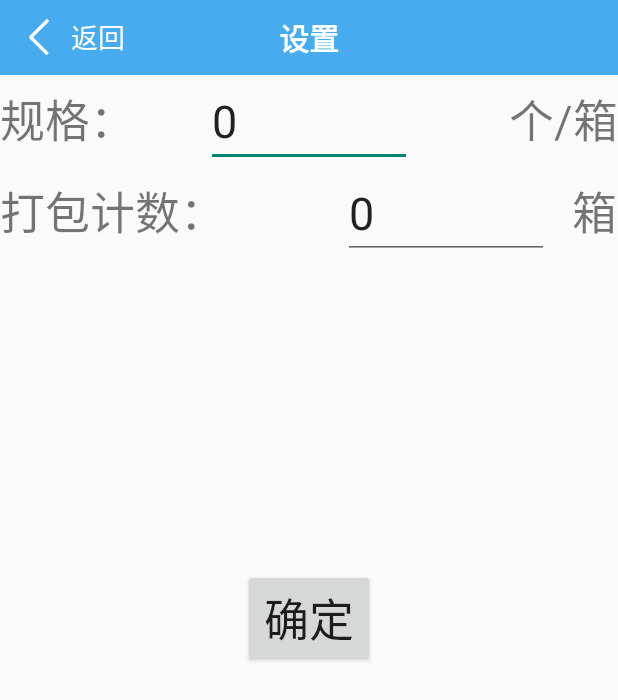
After one commit to Frankenjoy123/NewYunsooPDA, an Android app: the SettingActivity screen opened directly, with no data from a screen before it, on a phone screen of 412 x 824 dp. The commit adds this screen. Shown: the top 700 px of the screen. Run offline under Robolectric (Android 15) with nearby library versions, the phone set to English and light mode, and no system bars.

Commit message:
setting standard and count in settingActivity

```diff
--- a/app/src/main/java/com/itxiaowu/activity/ListActivity.java
+++ b/app/src/main/java/com/itxiaowu/activity/ListActivity.java
@@ -53,6 +53,8 @@ public class ListActivity extends Activity{
 		Log.d("ZXW", "ListActivity onCreate");
         super.onCreate(savedInstanceState);
         setContentView(R.layout.activity_list);
+
+        getActionBar().hide();
 
         listItems=new ArrayList<ListItem>();
         deleteItemTitles=new ArrayList<String>();
--- /dev/null
+++ b/app/src/main/java/com/itxiaowu/activity/SettingActivity.java
@@ -0,0 +1,64 @@
+package com.itxiaowu.activity;
+
+import android.app.Activity;
+import android.content.Intent;
+import android.support.v7.app.ActionBarActivity;
+import android.os.Bundle;
+import android.text.Editable;
+import android.view.Menu;
+import android.view.MenuItem;
+import android.view.View;
+import android.widget.Button;
+import android.widget.EditText;
+
+import com.itxiaowu.activity.R;
+import com.itxiaowu.view.TitleBar;
+
+import java.util.ArrayList;
+
+public class SettingActivity extends Activity {
+    private TitleBar titleBar;
+    private EditText et_count;
+    private EditText et_standard;
+    private int finishedBags;
+    private int standard;
+    private Intent intent;
+    private Button confirm;
+    @Override
+    protected void onCreate(Bundle savedInstanceState) {
+        super.onCreate(savedInstanceState);
+        setContentView(R.layout.activity_setting);
+        getActionBar().hide();
+
+        titleBar=(TitleBar) findViewById(R.id.setting_title_bar);
+        titleBar.setMode(TitleBar.TitleBarMode.LEFT_BUTTON);
+        titleBar.setDisplayAsBack(true);
+        titleBar.setTitle(getString(R.string.settings));
+
+        intent=getIntent();
+        finishedBags=intent.getIntExtra("finishedBags",0);
+        standard=intent.getIntExtra("standard",0);
+
+        et_count= (EditText) findViewById(R.id.et_count);
+        et_standard= (EditText) findViewById(R.id.et_standard);
+        confirm=(Button)findViewById(R.id.btn_setting_confirm);
+        et_count.setText(String.valueOf(finishedBags));
+        et_standard.setText(String.valueOf(standard));
+
+        confirm.setOnClickListener(new View.OnClickListener() {
+            @Override
+            public void onClick(View v) {
+                intent.putExtra("edit_count",
+                        Integer.valueOf(et_count.getText().toString()));
+                intent.putExtra("et_standard",
+                        Integer.valueOf(et_standard.getText().toString()));
+                SettingActivity.this.setResult(200,intent);
+                SettingActivity.this.finish();
+            }
+        });
+
+
+    }
+
+
+}
--- a/app/src/main/java/com/itxiaowu/fileOpreation/FileOperation.java
+++ b/app/src/main/java/com/itxiaowu/fileOpreation/FileOperation.java
@@ -11,7 +11,6 @@ import java.io.File;
 public class FileOperation {
 
     private static final String FOLDERNAME = "/yunsoo";
-//    private static final String FILENAME = "/YunSooFile_";
 
     public static String createNewFileName(String FILENAME) {
         String fileName;
--- a/app/src/main/java/com/itxiaowu/view/TitleBar.java
+++ b/app/src/main/java/com/itxiaowu/view/TitleBar.java
@@ -79,7 +79,6 @@ public class TitleBar extends FrameLayout {
 
         }
 
-
     }
 
     public void setOnLeftButtonClickedListener(OnClickListener listener) {
--- /dev/null
+++ b/app/src/main/res/layout/activity_setting.xml
@@ -0,0 +1,93 @@
+<RelativeLayout xmlns:android="http://schemas.android.com/apk/res/android"
+    xmlns:tools="http://schemas.android.com/tools" android:layout_width="match_parent"
+    android:layout_height="match_parent"
+    tools:context="com.itxiaowu.activity.SettingActivity">
+
+    <com.itxiaowu.view.TitleBar
+        android:id="@+id/setting_title_bar"
+        layout="@layout/title_bar_layout"
+        android:layout_width="match_parent"
+        android:layout_height="wrap_content"
+        android:layout_alignParentTop="true" />
+
+    <LinearLayout
+        android:id="@+id/ll_standard_setting"
+        android:layout_width="match_parent"
+        android:layout_height="wrap_content"
+        android:orientation="horizontal"
+        android:layout_below="@+id/setting_title_bar"
+        >
+        <TextView
+            android:id="@+id/tv_standard_name"
+            android:layout_width="0dp"
+            android:layout_height="wrap_content"
+            android:layout_weight="0.3"
+            android:text="@string/standard"
+            android:textSize="30sp"
+            />
+
+        <EditText
+            android:id="@+id/et_standard"
+            android:layout_width="0dp"
+            android:layout_weight="0.3"
+            android:layout_height="wrap_content"
+            android:textSize="30sp"
+            android:inputType="number"
+            />
+        <TextView
+            android:id="@+id/tv_standard_per"
+            android:layout_width="0dp"
+            android:layout_weight="0.3"
+            android:layout_height="wrap_content"
+            android:text="@string/per"
+            android:textSize="30sp"
+            android:gravity="right"
+            />
+
+        </LinearLayout>
+
+    <LinearLayout
+        android:id="@+id/ll_count_setting"
+        android:layout_width="match_parent"
+        android:layout_height="wrap_content"
+        android:orientation="horizontal"
+        android:layout_below="@+id/ll_standard_setting"
+        >
+        <TextView
+            android:id="@+id/tv_count_name"
+            android:layout_width="0dp"
+            android:layout_weight="0.5"
+            android:textSize="30sp"
+            android:layout_height="wrap_content"
+            android:text="@string/today_count"
+            />
+
+        <EditText
+            android:id="@+id/et_count"
+            android:layout_width="0dp"
+            android:layout_weight="0.3"
+            android:layout_height="wrap_content"
+            android:textSize="30sp"
+            android:inputType="number"
+            />
+        <TextView
+            android:id="@+id/tv_count_unit"
+            android:layout_width="0dp"
+            android:layout_weight="0.1"
+            android:layout_height="wrap_content"
+            android:text="@string/count_unit"
+            android:textSize="30sp"
+            android:gravity="right"
+            />
+
+    </LinearLayout>
+
+    <Button
+        android:id="@+id/btn_setting_confirm"
+        android:layout_width="wrap_content"
+        android:layout_height="wrap_content"
+        android:layout_centerInParent="true"
+        android:textSize="30sp"
+        android:text="确定"/>
+
+</RelativeLayout>
--- a/app/src/main/res/values/strings.xml
+++ b/app/src/main/res/values/strings.xml
@@ -2,7 +2,7 @@
 <resources>
 
     <string name="app_name">云溯打包</string>
-    <string name="title_activity_welcome">WelcomeActivity</string>
+    <string name="title_activity_welcome">云溯打包</string>
     <string name="action_settings">Settings</string>
     <string name="title_activity_path">PathActivity</string>
     <string name="title_section1">Section 1</string>
@@ -73,12 +73,8 @@
 
     <!-- Profile -->
     <string name="profile_scan_num_title">扫描记录</string>
-    <string name="profile_credit_num_title">可用积分</string>
-    <string name="profile_favorite">收藏</string>
-    <string name="my_scan">我的扫描</string>
-    <string name="my_shopping">购物</string>
-    <string name="my_credits">我的积分</string>
-    <string name="my_favorite">我的收藏</string>
+
+
     <string name="settings">设置</string>
     <string name="login">登录</string>
     <string name="title_activity_my_scan_history">扫描记录</string>
@@ -86,5 +82,10 @@
     <string name="title_activity_path_history">物流扫描历史</string>
     <string name="title_activity_packed_history">打包历史</string>
     <string name="title_activity_pack_detail">包内详情</string>
+    <string name="title_activity_setting">SettingActivity</string>
+    <string name="standard" >规格：</string>
+    <string name="per" >个/箱</string>
+    <string name="today_count" >打包计数：</string>
+    <string name="count_unit" >箱</string>
 
 </resources>
```
Also changed, not shown: app/src/main/AndroidManifest.xml (+14 -6 lines), app/src/main/java/com/itxiaowu/activity/PackDetail.java (+9 -1 lines), app/src/main/java/com/itxiaowu/activity/PathHistoryActivity.java (+9 -0 lines), app/src/main/java/com/itxiaowu/activity/ScanActivity.java (+69 -20 lines), app/src/main/java/com/itxiaowu/adapter/ViewAdapter.java (+1 -30 lines), app/src/main/res/layout/activity_main.xml (+10 -2 lines), app/src/main/res/layout/activity_pack_detail.xml (+10 -2 lines), app/src/main/res/layout/activity_path_history.xml (+7 -0 lines), app/src/main/res/layout/list_item_dropdown.xml (+10 -3 lines), app/src/main/res/menu/menu_setting.xml (added, +7 -0 lines).
